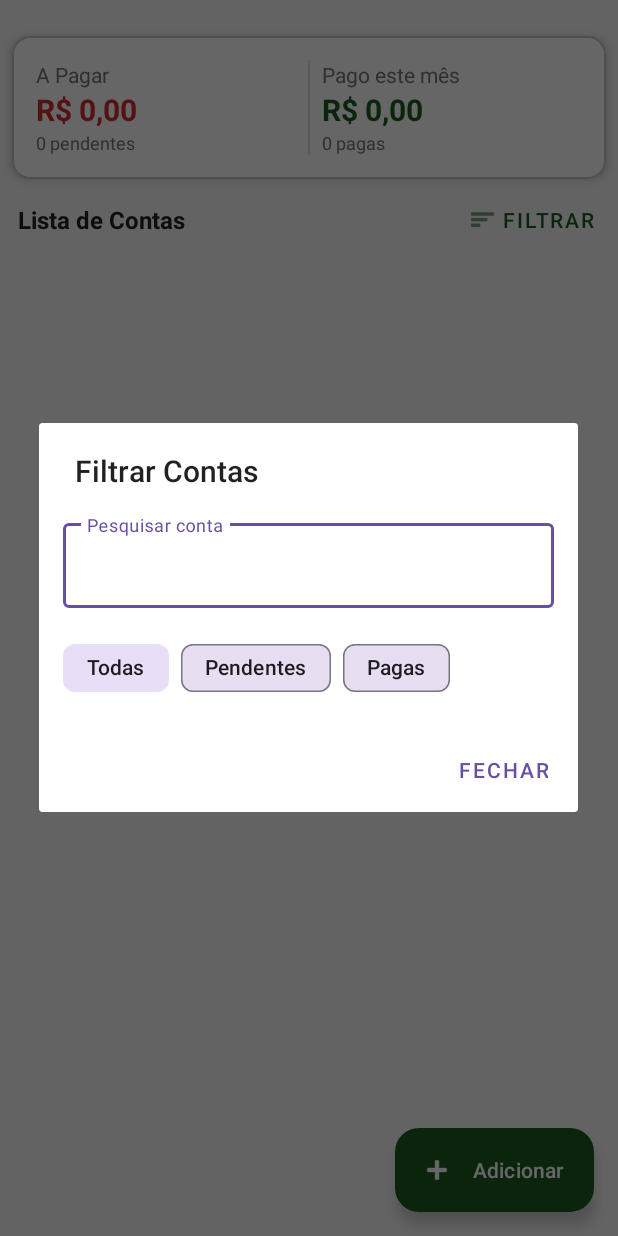
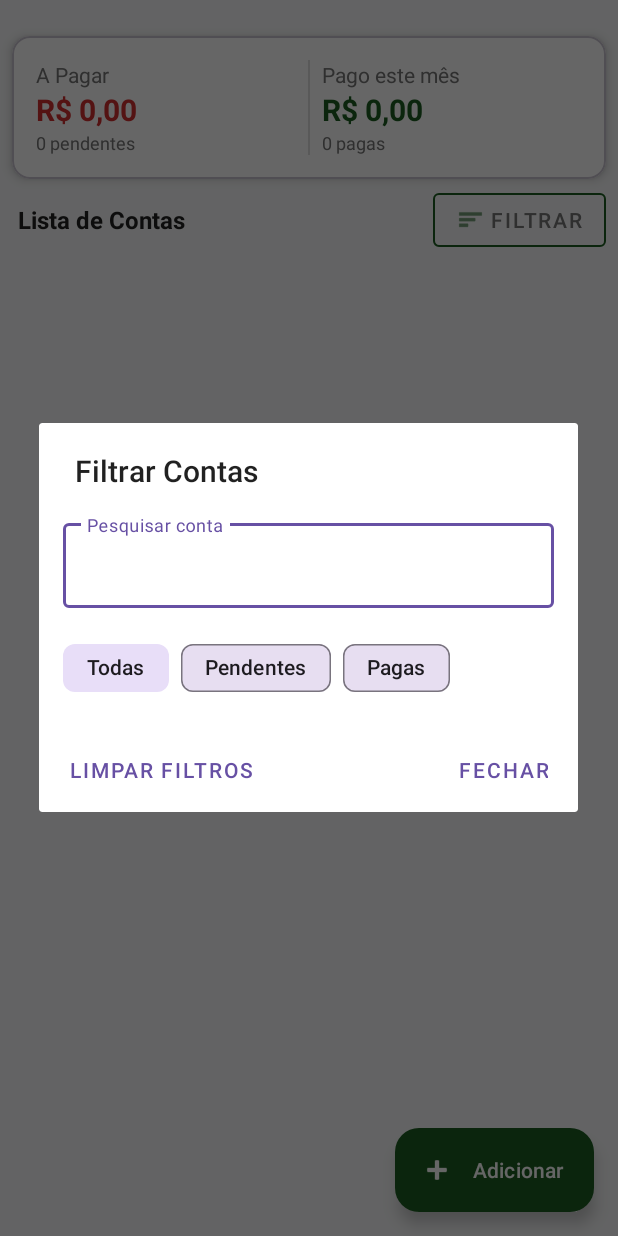
Before and after one commit to rafaelsoaresneves/ContasAPagarCursor, an Android app: the screen it shows after launch (MainActivity), after a tap on "FILTRAR", on a phone screen of 412 x 824 dp. Run offline under Robolectric (Android 15) with nearby library versions, the phone set to English and light mode, and no system bars; our stand-ins replace Room's generated code; 2 statements that could not run were skipped.

Commit message:
filtro: implementacao opçoes

```diff
--- a/app/src/main/java/com/example/myapplicationcursor/MainActivity.java
+++ b/app/src/main/java/com/example/myapplicationcursor/MainActivity.java
@@ -2,6 +2,8 @@ package com.example.myapplicationcursor;
 
 import android.app.AlertDialog;
 import android.app.DatePickerDialog;
+import android.graphics.Color;
+import android.graphics.ColorStateList;
 import android.os.Bundle;
 import android.view.LayoutInflater;
 import android.view.View;
@@ -39,6 +41,7 @@ public class MainActivity extends AppCompatActivity implements ContaAdapter.OnCo
     private AlertDialog dialogFiltro;
     private String termoBusca = "";
     private int filtroStatus = 0; // 0 = todas, 1 = pendentes, 2 = pagas
+    private MaterialButton btnFiltrar;
 
     @Override
     protected void onCreate(Bundle savedInstanceState) {
@@ -75,8 +78,9 @@ public class MainActivity extends AppCompatActivity implements ContaAdapter.OnCo
             }
         });
 
-        MaterialButton btnFiltrar = findViewById(R.id.btnFiltrar);
+        btnFiltrar = findViewById(R.id.btnFiltrar);
         btnFiltrar.setOnClickListener(v -> showFiltroDialog());
+        atualizarTextoBotaoFiltro();
 
         atualizarTotais();
     }
@@ -245,11 +249,18 @@ public class MainActivity extends AppCompatActivity implements ContaAdapter.OnCo
                     filtroStatus = 0;
                 }
                 aplicarFiltros();
+                atualizarTextoBotaoFiltro();
             });
 
             builder.setTitle(R.string.filtrar_contas)
                    .setView(view)
-                   .setPositiveButton("Fechar", null);
+                   .setPositiveButton(R.string.fechar, null)
+                   .setNeutralButton(R.string.limpar_filtros, (dialog, which) -> {
+                       termoBusca = "";
+                       filtroStatus = 0;
+                       aplicarFiltros();
+                       atualizarTextoBotaoFiltro();
+                   });
 
             dialogFiltro = builder.create();
         }
@@ -282,4 +293,33 @@ public class MainActivity extends AppCompatActivity implements ContaAdapter.OnCo
         adapter.notifyDataSetChanged();
         atualizarTotais();
     }
+
+    private void atualizarTextoBotaoFiltro() {
+        String statusText;
+        switch (filtroStatus) {
+            case 1:
+                statusText = getString(R.string.pendentes);
+                btnFiltrar.setIconTint(ColorStateList.valueOf(Color.parseColor("#D32F2F")));
+                btnFiltrar.setTextColor(Color.parseColor("#D32F2F"));
+                btnFiltrar.setStrokeColor(ColorStateList.valueOf(Color.parseColor("#D32F2F")));
+                break;
+            case 2:
+                statusText = getString(R.string.pagas);
+                btnFiltrar.setIconTint(ColorStateList.valueOf(Color.parseColor("#1B5E20")));
+                btnFiltrar.setTextColor(Color.parseColor("#1B5E20"));
+                btnFiltrar.setStrokeColor(ColorStateList.valueOf(Color.parseColor("#1B5E20")));
+                break;
+            default:
+                statusText = getString(R.string.filtrar);
+                btnFiltrar.setIconTint(ColorStateList.valueOf(Color.parseColor("#757575")));
+                btnFiltrar.setTextColor(Color.parseColor("#757575"));
+                btnFiltrar.setStrokeColor(ColorStateList.valueOf(Color.parseColor("#757575")));
+        }
+
+        if (!termoBusca.isEmpty()) {
+            statusText += " (" + termoBusca + ")";
+        }
+
+        btnFiltrar.setText(statusText);
+    }
 }
--- a/app/src/main/res/layout/activity_main.xml
+++ b/app/src/main/res/layout/activity_main.xml
@@ -115,7 +115,7 @@
 
     <com.google.android.material.button.MaterialButton
         android:id="@+id/btnFiltrar"
-        style="@style/Widget.MaterialComponents.Button.TextButton"
+        style="@style/Widget.MaterialComponents.Button.OutlinedButton"
         android:layout_width="wrap_content"
         android:layout_height="wrap_content"
         android:layout_marginEnd="8dp"
@@ -123,6 +123,7 @@
         android:textColor="#1B5E20"
         app:icon="@android:drawable/ic_menu_sort_by_size"
         app:iconTint="#1B5E20"
+        app:strokeColor="#1B5E20"
         app:layout_constraintBottom_toBottomOf="@id/txtListaContas"
         app:layout_constraintEnd_toEndOf="parent"
         app:layout_constraintTop_toTopOf="@id/txtListaContas" />
--- a/app/src/main/res/values/strings.xml
+++ b/app/src/main/res/values/strings.xml
@@ -20,4 +20,6 @@
     <string name="pendentes">Pendentes</string>
     <string name="pagas">Pagas</string>
     <string name="filtrar_contas">Filtrar Contas</string>
+    <string name="fechar">Fechar</string>
+    <string name="limpar_filtros">Limpar Filtros</string>
 </resources>
```
